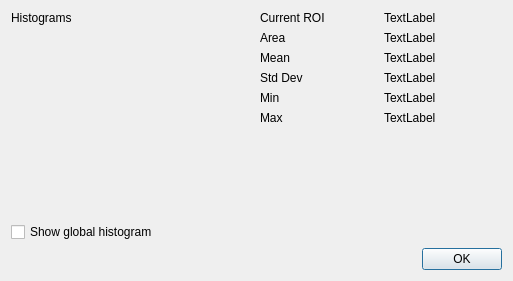
First picture: the form in GUI/qt/QtAddons/imageviewerinfodialog.ui, repository neutronimaging/imagingsuite, before the edit.
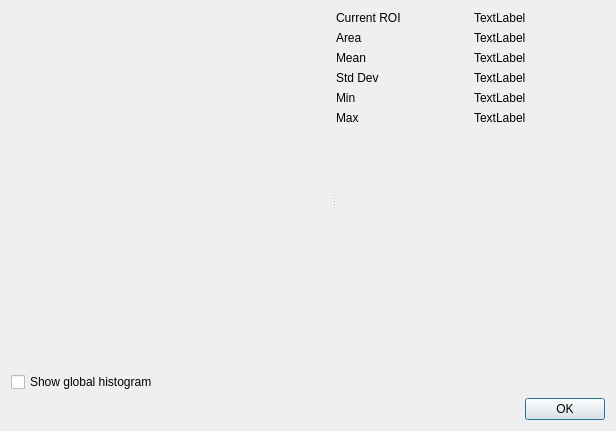
Second picture: the form after the edit. Custom widgets are drawn as their Qt base class.

```diff
--- a/GUI/qt/QtAddons/imageviewerinfodialog.ui
+++ b/GUI/qt/QtAddons/imageviewerinfodialog.ui
@@ -6,33 +6,23 @@
    <rect>
     <x>0</x>
     <y>0</y>
-    <width>513</width>
-    <height>281</height>
+    <width>616</width>
+    <height>431</height>
    </rect>
   </property>
   <property name="windowTitle">
-   <string>Dialog</string>
+   <string>Image information</string>
   </property>
   <layout class="QVBoxLayout" name="verticalLayout">
    <item>
-    <layout class="QHBoxLayout" name="horizontalLayout_all">
-     <item>
+    <widget class="QSplitter" name="splitter">
+     <property name="orientation">
+      <enum>Qt::Horizontal</enum>
+     </property>
+     <widget class="QWidget" name="">
       <layout class="QVBoxLayout" name="verticalLayout_histogram">
        <item>
-        <widget class="QLabel" name="label_histogram">
-         <property name="sizePolicy">
-          <sizepolicy hsizetype="Preferred" vsizetype="Maximum">
-           <horstretch>0</horstretch>
-           <verstretch>0</verstretch>
-          </sizepolicy>
-         </property>
-         <property name="text">
-          <string>Histograms</string>
-         </property>
-        </widget>
-       </item>
-       <item>
-        <widget class="QtAddons::Plotter" name="histogramplot" native="true"/>
+        <widget class="QtAddons::PlotWidget" name="histogramplot" native="true"/>
        </item>
        <item>
         <widget class="QCheckBox" name="check_showglobal">
@@ -42,8 +32,8 @@
         </widget>
        </item>
       </layout>
-     </item>
-     <item>
+     </widget>
+     <widget class="QWidget" name="">
       <layout class="QVBoxLayout" name="verticalLayout_info">
        <item>
         <layout class="QHBoxLayout" name="horizontalLayout_roi">
@@ -167,8 +157,8 @@
         </spacer>
        </item>
       </layout>
-     </item>
-    </layout>
+     </widget>
+    </widget>
    </item>
    <item>
     <widget class="QDialogButtonBox" name="buttonBox">
@@ -184,9 +174,9 @@
  </widget>
  <customwidgets>
   <customwidget>
-   <class>QtAddons::Plotter</class>
+   <class>QtAddons::PlotWidget</class>
    <extends>QWidget</extends>
-   <header location="global">plotter.h</header>
+   <header location="global">plotwidget.h</header>
    <container>1</container>
   </customwidget>
  </customwidgets>
```
